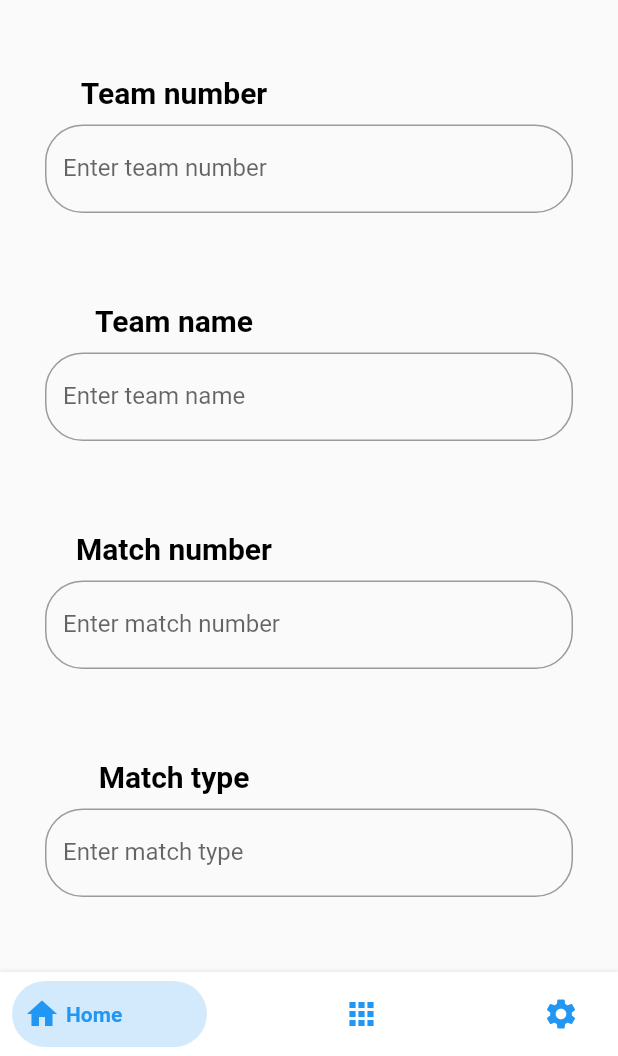
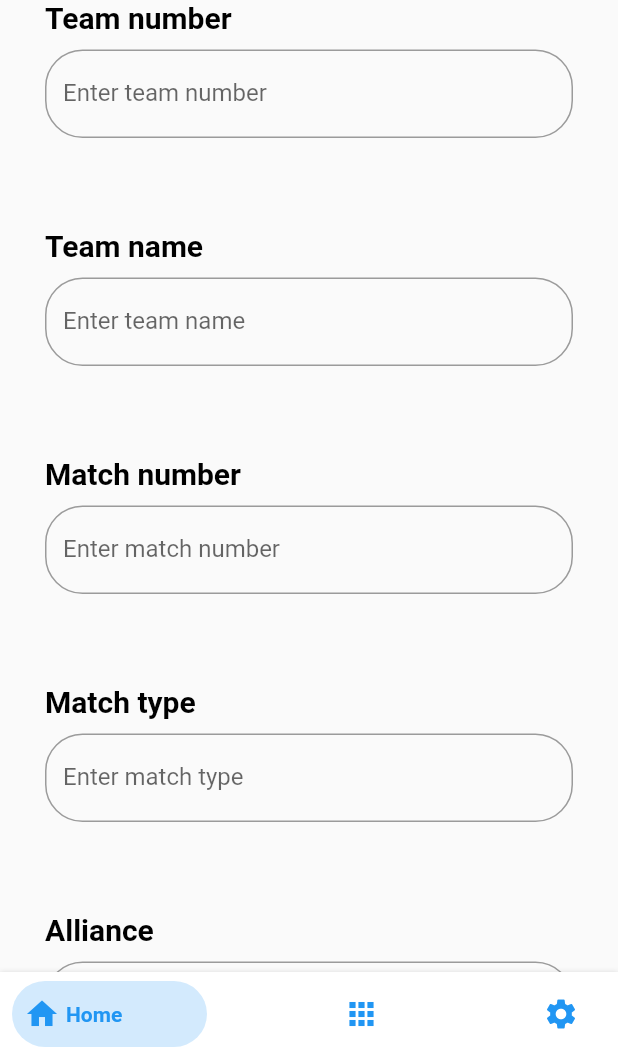
Before and after one commit to jpgtzg/2023-Scouting6647, a Flutter app: the screen it shows after launch, on a phone screen of 412 x 824 dp, the part 180-1236 px from its top. Run offline on Flutter 3.47's test engine with Material 2 defaults, Android fonts, the phone set to English and light mode, and no system bars; drawn by our look-alikes of bottom_navy_bar; Roboto replaces fonts that are missing (Oxygen, Poppins).

```diff
--- a/lib/app_pages/add_page_match.dart
+++ b/lib/app_pages/add_page_match.dart
@@ -3,120 +3,157 @@ import 'package:scouting_app/models/formdivider.dart';
 import 'package:scouting_app/models/numberform.dart';
 import 'package:scouting_app/models/textform.dart';
 
-class AddPageMatch extends StatelessWidget {
+class AddPageMatch extends StatefulWidget {
   const AddPageMatch({Key? key}) : super(key: key);
 
-  Color hexToColor(String code) {
-    return Color(int.parse(code.substring(1, 7), radix: 16) + 0xFF000000);
-  }
+  @override
+  State<AddPageMatch> createState() => _AddPageMatchState();
+}
+
+class _AddPageMatchState extends State<AddPageMatch> {
+  void submit() {}
 
   @override
   Widget build(BuildContext context) {
     return Scaffold(
       body: Column(
-        // AGREGA PADDING
         children: [
           const SizedBox(
             height: 120.0,
-            // color: Colors.white,
           ),
           Expanded(
             child: SingleChildScrollView(
               child: Center(
                 child: Column(
                   mainAxisAlignment: MainAxisAlignment.center,
-                  children: const [
-                    NumberForm(
+                  children: [
+                    const NumberForm(
                       text: "Team number",
                       formText: "Enter team number",
+                      padding: 0,
                     ),
-                    TextForm(
+                    const TextForm(
                       text: "Team name",
                       formText: "Enter team name",
+                      padding: 50,
                     ),
-                    NumberForm(
+                    const NumberForm(
                       text: "Match number",
                       formText: "Enter match number",
+                      padding: 50,
                     ),
-                    TextForm(
+                    const TextForm(
                       text: "Match type",
                       formText: "Enter match type",
+                      padding: 50,
                     ),
-                    TextForm(
+                    const TextForm(
                       text: "Alliance",
                       formText: "Enter alliance",
+                      padding: 50,
                     ),
-                    FormDivider(
+                    const FormDivider(
                       dividerText: "Autonomous",
                     ),
-                    TextForm(
+                    const TextForm(
                       text: "Left tarmac?",
                       formText: "Yes/No",
+                      padding: 30,
                     ),
-                    NumberForm(
+                    const NumberForm(
                       text: "Lower Hub Cargo",
                       formText: "Enter cargo number",
+                      padding: 50,
                     ),
-                    NumberForm(
+                    const NumberForm(
                       text: "Upper Hub Cargo",
                       formText: "Enter cargo number",
+                      padding: 50,
                     ),
-                    FormDivider(
+                    const FormDivider(
                       dividerText: "Teleop",
                     ),
-                    NumberForm(
+                    const NumberForm(
                       text: "Lower Hub Cargo",
                       formText: "Enter cargo number",
+                      padding: 30,
                     ),
-                    NumberForm(
+                    const NumberForm(
                       text: "Upper Hub Cargo",
                       formText: "Enter cargo number",
+                      padding: 50,
                     ),
-                    TextForm(
+                    const TextForm(
                       text: "Robot defended?",
                       formText: "Yes/No",
+                      padding: 50,
                     ),
-                    TextForm(
+                    const TextForm(
                       text: "Was the robot defended?",
                       formText: "Yes/No",
+                      padding: 50,
                     ),
-                    FormDivider(dividerText: "Endgame"),
-                    TextForm(
+                    const FormDivider(dividerText: "Endgame"),
+                    const TextForm(
                       text: "Rung climbed",
                       formText: "Enter answer",
+                      padding: 30,
                     ),
-                    FormDivider(
+                    const FormDivider(
                       dividerText: "Fouls",
                     ),
-                    NumberForm(
+                    const NumberForm(
                       text: "Fouls made",
                       formText: "Enter number",
+                      padding: 30,
                     ),
-                    NumberForm(
+                    const NumberForm(
                       text: "Tech fouls made",
                       formText: "Enter number",
+                      padding: 50,
                     ),
-                    FormDivider(
+                    const FormDivider(
                       dividerText: "Match results",
                     ),
-                    NumberForm(
+                    const NumberForm(
                       text: "Alliance score",
                       formText: "Enter score",
+                      padding: 30,
                     ),
-                    NumberForm(
-                        text: "Ranking points",
-                        formText: "Enter ranking points"),
-                    TextForm(
+                    const NumberForm(
+                      text: "Ranking points",
+                      formText: "Enter ranking points",
+                      padding: 50,
+                    ),
+                    const TextForm(
                       text: "Alliance won?",
                       formText: "Yes/No",
+                      padding: 50,
                     ),
-                    FormDivider(
+                    const FormDivider(
                       dividerText: "Extra comments",
                     ),
-                    TextForm(
+                    const TextForm(
                       text: "",
                       formText: "Enter comments",
+                      padding: 0,
                     ),
+                    const SizedBox(
+                      height: 30,
+                    ),
+                    SizedBox(
+                      width: 150,
+                      height: 40,
+                      child: ElevatedButton(
+                        onPressed: () {},
+                        style: ElevatedButton.styleFrom(
+                            onPrimary: Colors.white, primary: Colors.indigo),
+                        child: const Text("Submit"),
+                      ),
+                    ),
+                    const SizedBox(
+                      height: 50,
+                    )
                   ],
                 ),
               ),
--- a/lib/main.dart
+++ b/lib/main.dart
@@ -1,5 +1,4 @@
 import 'package:flutter/material.dart';
-import 'package:scouting_app/app_pages/add_page_match.dart';
 
 import 'appmanager.dart';
 
--- a/lib/models/formdivider.dart
+++ b/lib/models/formdivider.dart
@@ -12,14 +12,19 @@ class FormDivider extends StatelessWidget {
         const SizedBox(
           height: 50,
         ),
-        const Divider(
+        const SizedBox(
+          width: 320,
+          child:  Divider(
             color: Colors.black,
+          ),
         ),
         const SizedBox(
           height: 50,
         ),
-        Padding(
-          padding: const EdgeInsets.only(bottom: 10.0, right: 180),
+        Align(
+          alignment: Alignment.topLeft,
+          child: Padding(
+            padding: const EdgeInsets.only(bottom: 10.0, left: 30),
             child: Text(
               dividerText,
               style: const TextStyle(
@@ -30,6 +35,7 @@ class FormDivider extends StatelessWidget {
               ),
             ),
           ),
+        ),
       ],
     );
   }
--- a/lib/models/numberform.dart
+++ b/lib/models/numberform.dart
@@ -1,26 +1,31 @@
 import 'package:flutter/material.dart';
 
 class NumberForm extends StatelessWidget {
-  const NumberForm({Key? key, required this.text, required this.formText}) : super(key: key);
+  const NumberForm({Key? key, required this.text, required this.formText, required this.padding}) : super(key: key);
 
   final String formText;
   final String text;
+  final double padding;
   @override
   Widget build(BuildContext context) {
     return Column(
       children: [
-        const SizedBox(
-          height: 50,
+        SizedBox(
+          height: padding,
         ),
-        Padding(
-          padding: const EdgeInsets.only(bottom: 10.0, right: 180),
+        Align(
+          alignment: Alignment.topLeft,
+          child: Padding(
+            padding: const EdgeInsets.only(bottom: 10.0, left: 30),
             child: Text(
               text,
               style: const TextStyle(
+
                 fontFamily: "Oxygen",
                 fontWeight: FontWeight.bold,
                 color: Colors.black,
                 fontSize: 20,
+              ),
             ),
           ),
         ),
@@ -31,8 +36,8 @@ class NumberForm extends StatelessWidget {
               labelText: formText,
               fillColor: Colors.white,
               border: OutlineInputBorder(
-                borderRadius: new BorderRadius.circular(25.0),
-                borderSide: new BorderSide(),
+                borderRadius:  BorderRadius.circular(25.0),
+                borderSide: const BorderSide(),
               ),
               //fillColor: Colors.green
             ),
--- a/lib/models/textform.dart
+++ b/lib/models/textform.dart
@@ -2,19 +2,22 @@ import 'package:flutter/material.dart';
 
 class TextForm extends StatelessWidget {
 
-  const TextForm({Key? key, required this.text, required this.formText}) : super(key: key);
+  const TextForm({Key? key, required this.text, required this.formText, required this.padding}) : super(key: key);
 
   final String formText;
   final String text;
+  final double padding;
   @override
   Widget build(BuildContext context) {
     return Column(
       children: [
-        const SizedBox(
-          height: 50,
+        SizedBox(
+          height: padding,
         ),
-        Padding(
-          padding: const EdgeInsets.only(bottom: 10.0, right: 180),
+        Align(
+          alignment:  Alignment.topLeft,
+          child: Padding(
+            padding: const EdgeInsets.only(bottom: 10.0, left: 30),
             child: Text(
               text,
               style: const TextStyle(
@@ -22,6 +25,7 @@ class TextForm extends StatelessWidget {
                 fontWeight: FontWeight.bold,
                 color: Colors.black,
                 fontSize: 20,
+              ),
             ),
           ),
         ),
@@ -35,6 +39,7 @@ class TextForm extends StatelessWidget {
                 borderRadius: BorderRadius.circular(25.0),
                 borderSide: const BorderSide(),
               ),
+
               //fillColor: Colors.green
             ),
             style: const TextStyle(
```
Lines whose indentation alone changed are shown as unchanged.
